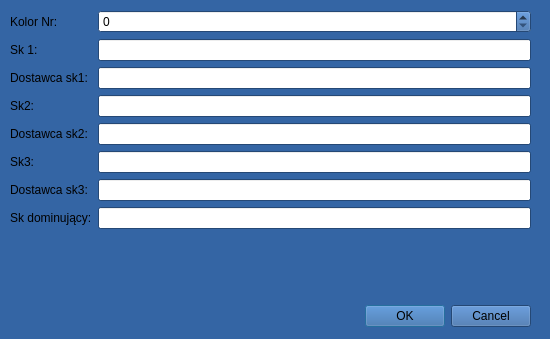
This is nowyKolorDialog.ui in militia11/shoes as Qt 5 draws it before an edit. The edited form follows.
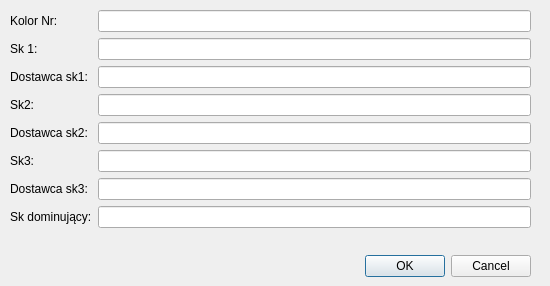
This is the edited form.

The edit to the form file:
```diff
--- a/nowyKolorDialog.ui
+++ b/nowyKolorDialog.ui
@@ -7,424 +7,9 @@
     <x>0</x>
     <y>0</y>
     <width>550</width>
-    <height>339</height>
+    <height>286</height>
    </rect>
   </property>
-  <property name="palette">
-   <palette>
-    <active>
-     <colorrole role="WindowText">
-      <brush brushstyle="SolidPattern">
-       <color alpha="255">
-        <red>0</red>
-        <green>0</green>
-        <blue>0</blue>
-       </color>
-      </brush>
-     </colorrole>
-     <colorrole role="Button">
-      <brush brushstyle="SolidPattern">
-       <color alpha="255">
-        <red>52</red>
-        <green>101</green>
-        <blue>164</blue>
-       </color>
-      </brush>
-     </colorrole>
-     <colorrole role="Light">
-      <brush brushstyle="SolidPattern">
-       <color alpha="255">
-        <red>78</red>
-        <green>152</green>
-        <blue>246</blue>
-       </color>
-      </brush>
-     </colorrole>
-     <colorrole role="Midlight">
-      <brush brushstyle="SolidPattern">
-       <color alpha="255">
-        <red>65</red>
-        <green>126</green>
-        <blue>205</blue>
-       </color>
-      </brush>
-     </colorrole>
-     <colorrole role="Dark">
-      <brush brushstyle="SolidPattern">
-       <color alpha="255">
-        <red>26</red>
-        <green>50</green>
-        <blue>82</blue>
-       </color>
-      </brush>
-     </colorrole>
-     <colorrole role="Mid">
-      <brush brushstyle="SolidPattern">
-       <color alpha="255">
-        <red>34</red>
-        <green>67</green>
-        <blue>109</blue>
-       </color>
-      </brush>
-     </colorrole>
-     <colorrole role="Text">
-      <brush brushstyle="SolidPattern">
-       <color alpha="255">
-        <red>0</red>
-        <green>0</green>
-        <blue>0</blue>
-       </color>
-      </brush>
-     </colorrole>
-     <colorrole role="BrightText">
-      <brush brushstyle="SolidPattern">
-       <color alpha="255">
-        <red>255</red>
-        <green>255</green>
-        <blue>255</blue>
-       </color>
-      </brush>
-     </colorrole>
-     <colorrole role="ButtonText">
-      <brush brushstyle="SolidPattern">
-       <color alpha="255">
-        <red>0</red>
-        <green>0</green>
-        <blue>0</blue>
-       </color>
-      </brush>
-     </colorrole>
-     <colorrole role="Base">
-      <brush brushstyle="SolidPattern">
-       <color alpha="255">
-        <red>255</red>
-        <green>255</green>
-        <blue>255</blue>
-       </color>
-      </brush>
-     </colorrole>
-     <colorrole role="Window">
-      <brush brushstyle="SolidPattern">
-       <color alpha="255">
-        <red>52</red>
-        <green>101</green>
-        <blue>164</blue>
-       </color>
-      </brush>
-     </colorrole>
-     <colorrole role="Shadow">
-      <brush brushstyle="SolidPattern">
-       <color alpha="255">
-        <red>0</red>
-        <green>0</green>
-        <blue>0</blue>
-       </color>
-      </brush>
-     </colorrole>
-     <colorrole role="AlternateBase">
-      <brush brushstyle="SolidPattern">
-       <color alpha="255">
-        <red>153</red>
-        <green>178</green>
-        <blue>209</blue>
-       </color>
-      </brush>
-     </colorrole>
-     <colorrole role="ToolTipBase">
-      <brush brushstyle="SolidPattern">
-       <color alpha="255">
-        <red>255</red>
-        <green>255</green>
-        <blue>220</blue>
-       </color>
-      </brush>
-     </colorrole>
-     <colorrole role="ToolTipText">
-      <brush brushstyle="SolidPattern">
-       <color alpha="255">
-        <red>0</red>
-        <green>0</green>
-        <blue>0</blue>
-       </color>
-      </brush>
-     </colorrole>
-    </active>
-    <inactive>
-     <colorrole role="WindowText">
-      <brush brushstyle="SolidPattern">
-       <color alpha="255">
-        <red>0</red>
-        <green>0</green>
-        <blue>0</blue>
-       </color>
-      </brush>
-     </colorrole>
-     <colorrole role="Button">
-      <brush brushstyle="SolidPattern">
-       <color alpha="255">
-        <red>52</red>
-        <green>101</green>
-        <blue>164</blue>
-       </color>
-      </brush>
-     </colorrole>
-     <colorrole role="Light">
-      <brush brushstyle="SolidPattern">
-       <color alpha="255">
-        <red>78</red>
-        <green>152</green>
-        <blue>246</blue>
-       </color>
-      </brush>
-     </colorrole>
-     <colorrole role="Midlight">
-      <brush brushstyle="SolidPattern">
-       <color alpha="255">
-        <red>65</red>
-        <green>126</green>
-        <blue>205</blue>
-       </color>
-      </brush>
-     </colorrole>
-     <colorrole role="Dark">
-      <brush brushstyle="SolidPattern">
-       <color alpha="255">
-        <red>26</red>
-        <green>50</green>
-        <blue>82</blue>
-       </color>
-      </brush>
-     </colorrole>
-     <colorrole role="Mid">
-      <brush brushstyle="SolidPattern">
-       <color alpha="255">
-        <red>34</red>
-        <green>67</green>
-        <blue>109</blue>
-       </color>
-      </brush>
-     </colorrole>
-     <colorrole role="Text">
-      <brush brushstyle="SolidPattern">
-       <color alpha="255">
-        <red>0</red>
-        <green>0</green>
-        <blue>0</blue>
-       </color>
-      </brush>
-     </colorrole>
-     <colorrole role="BrightText">
-      <brush brushstyle="SolidPattern">
-       <color alpha="255">
-        <red>255</red>
-        <green>255</green>
-        <blue>255</blue>
-       </color>
-      </brush>
-     </colorrole>
-     <colorrole role="ButtonText">
-      <brush brushstyle="SolidPattern">
-       <color alpha="255">
-        <red>0</red>
-        <green>0</green>
-        <blue>0</blue>
-       </color>
-      </brush>
-     </colorrole>
-     <colorrole role="Base">
-      <brush brushstyle="SolidPattern">
-       <color alpha="255">
-        <red>255</red>
-        <green>255</green>
-        <blue>255</blue>
-       </color>
-      </brush>
-     </colorrole>
-     <colorrole role="Window">
-      <brush brushstyle="SolidPattern">
-       <color alpha="255">
-        <red>52</red>
-        <green>101</green>
-        <blue>164</blue>
-       </color>
-      </brush>
-     </colorrole>
-     <colorrole role="Shadow">
-      <brush brushstyle="SolidPattern">
-       <color alpha="255">
-        <red>0</red>
-        <green>0</green>
-        <blue>0</blue>
-       </color>
-      </brush>
-     </colorrole>
-     <colorrole role="AlternateBase">
-      <brush brushstyle="SolidPattern">
-       <color alpha="255">
-        <red>153</red>
-        <green>178</green>
-        <blue>209</blue>
-       </color>
-      </brush>
-     </colorrole>
-     <colorrole role="ToolTipBase">
-      <brush brushstyle="SolidPattern">
-       <color alpha="255">
-        <red>255</red>
-        <green>255</green>
-        <blue>220</blue>
-       </color>
-      </brush>
-     </colorrole>
-     <colorrole role="ToolTipText">
-      <brush brushstyle="SolidPattern">
-       <color alpha="255">
-        <red>0</red>
-        <green>0</green>
-        <blue>0</blue>
-       </color>
-      </brush>
-     </colorrole>
-    </inactive>
-    <disabled>
-     <colorrole role="WindowText">
-      <brush brushstyle="SolidPattern">
-       <color alpha="255">
-        <red>26</red>
-        <green>50</green>
-        <blue>82</blue>
-       </color>
-      </brush>
-     </colorrole>
-     <colorrole role="Button">
-      <brush brushstyle="SolidPattern">
-       <color alpha="255">
-        <red>52</red>
-        <green>101</green>
-        <blue>164</blue>
-       </color>
-      </brush>
-     </colorrole>
-     <colorrole role="Light">
-      <brush brushstyle="SolidPattern">
-       <color alpha="255">
-        <red>78</red>
-        <green>152</green>
-        <blue>246</blue>
-       </color>
-      </brush>
-     </colorrole>
-     <colorrole role="Midlight">
-      <brush brushstyle="SolidPattern">
-       <color alpha="255">
-        <red>65</red>
-        <green>126</green>
-        <blue>205</blue>
-       </color>
-      </brush>
-     </colorrole>
-     <colorrole role="Dark">
-      <brush brushstyle="SolidPattern">
-       <color alpha="255">
-        <red>26</red>
-        <green>50</green>
-        <blue>82</blue>
-       </color>
-      </brush>
-     </colorrole>
-     <colorrole role="Mid">
-      <brush brushstyle="SolidPattern">
-       <color alpha="255">
-        <red>34</red>
-        <green>67</green>
-        <blue>109</blue>
-       </color>
-      </brush>
-     </colorrole>
-     <colorrole role="Text">
-      <brush brushstyle="SolidPattern">
-       <color alpha="255">
-        <red>26</red>
-        <green>50</green>
-        <blue>82</blue>
-       </color>
-      </brush>
-     </colorrole>
-     <colorrole role="BrightText">
-      <brush brushstyle="SolidPattern">
-       <color alpha="255">
-        <red>255</red>
-        <green>255</green>
-        <blue>255</blue>
-       </color>
-      </brush>
-     </colorrole>
-     <colorrole role="ButtonText">
-      <brush brushstyle="SolidPattern">
-       <color alpha="255">
-        <red>26</red>
-        <green>50</green>
-        <blue>82</blue>
-       </color>
-      </brush>
-     </colorrole>
-     <colorrole role="Base">
-      <brush brushstyle="SolidPattern">
-       <color alpha="255">
-        <red>52</red>
-        <green>101</green>
-        <blue>164</blue>
-       </color>
-      </brush>
-     </colorrole>
-     <colorrole role="Window">
-      <brush brushstyle="SolidPattern">
-       <color alpha="255">
-        <red>52</red>
-        <green>101</green>
-        <blue>164</blue>
-       </color>
-      </brush>
-     </colorrole>
-     <colorrole role="Shadow">
-      <brush brushstyle="SolidPattern">
-       <color alpha="255">
-        <red>0</red>
-        <green>0</green>
-        <blue>0</blue>
-       </color>
-      </brush>
-     </colorrole>
-     <colorrole role="AlternateBase">
-      <brush brushstyle="SolidPattern">
-       <color alpha="255">
-        <red>52</red>
-        <green>101</green>
-        <blue>164</blue>
-       </color>
-      </brush>
-     </colorrole>
-     <colorrole role="ToolTipBase">
-      <brush brushstyle="SolidPattern">
-       <color alpha="255">
-        <red>255</red>
-        <green>255</green>
-        <blue>220</blue>
-       </color>
-      </brush>
-     </colorrole>
-     <colorrole role="ToolTipText">
-      <brush brushstyle="SolidPattern">
-       <color alpha="255">
-        <red>0</red>
-        <green>0</green>
-        <blue>0</blue>
-       </color>
-      </brush>
-     </colorrole>
-    </disabled>
-   </palette>
-  </property>
   <property name="windowTitle">
    <string>Dodaj kolor</string>
   </property>
@@ -432,7 +17,7 @@
    <property name="geometry">
     <rect>
      <x>190</x>
-     <y>300</y>
+     <y>250</y>
      <width>341</width>
      <height>32</height>
     </rect>
@@ -450,7 +35,7 @@
      <x>10</x>
      <y>10</y>
      <width>521</width>
-     <height>281</height>
+     <height>241</height>
     </rect>
    </property>
    <layout class="QFormLayout" name="formLayout">
@@ -514,6 +99,23 @@
     <item row="5" column="1">
      <widget class="QLineEdit" name="lineEditSk3"/>
     </item>
+    <item row="6" column="0">
+     <widget class="QLabel" name="label_10">
+      <property name="text">
+       <string>&lt;html&gt;&lt;head/&gt;&lt;body&gt;&lt;p&gt;Dostawca sk3:&lt;/p&gt;&lt;/body&gt;&lt;/html&gt;</string>
+      </property>
+     </widget>
+    </item>
+    <item row="6" column="1">
+     <widget class="QLineEdit" name="lineEditSk3d">
+      <property name="styleSheet">
+       <string notr="true"/>
+      </property>
+      <property name="frame">
+       <bool>true</bool>
+      </property>
+     </widget>
+    </item>
     <item row="9" column="1">
      <spacer name="verticalSpacer_2">
       <property name="orientation">
@@ -527,31 +129,14 @@
       </property>
      </spacer>
     </item>
-    <item row="6" column="1">
-     <widget class="QLineEdit" name="lineEditSk3d">
-      <property name="styleSheet">
-       <string notr="true"/>
-      </property>
-      <property name="frame">
-       <bool>true</bool>
-      </property>
-     </widget>
-    </item>
-    <item row="6" column="0">
-     <widget class="QLabel" name="label_10">
-      <property name="text">
-       <string>&lt;html&gt;&lt;head/&gt;&lt;body&gt;&lt;p&gt;Dostawca sk3:&lt;/p&gt;&lt;/body&gt;&lt;/html&gt;</string>
-      </property>
-     </widget>
-    </item>
-    <item row="8" column="1">
+    <item row="7" column="1">
      <widget class="QLineEdit" name="lineEditSkDominujacy">
       <property name="styleSheet">
        <string notr="true"/>
       </property>
      </widget>
     </item>
-    <item row="8" column="0">
+    <item row="7" column="0">
      <widget class="QLabel" name="label_4">
       <property name="text">
        <string>&lt;html&gt;&lt;head/&gt;&lt;body&gt;&lt;p&gt;Sk dominujący:&lt;/p&gt;&lt;/body&gt;&lt;/html&gt;</string>
@@ -559,14 +144,7 @@
      </widget>
     </item>
     <item row="0" column="1">
-     <widget class="QSpinBox" name="spinBox">
-      <property name="maximum">
-       <number>5000</number>
-      </property>
-      <property name="value">
-       <number>0</number>
-      </property>
-     </widget>
+     <widget class="QLineEdit" name="spinBox"/>
     </item>
    </layout>
   </widget>
```
